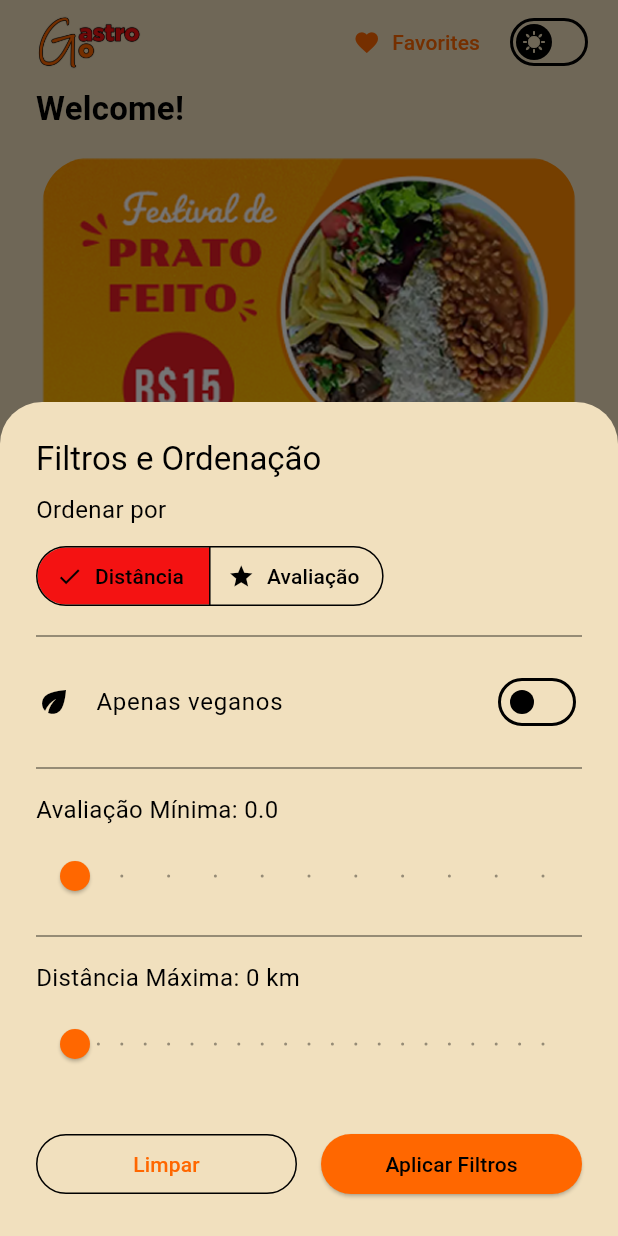
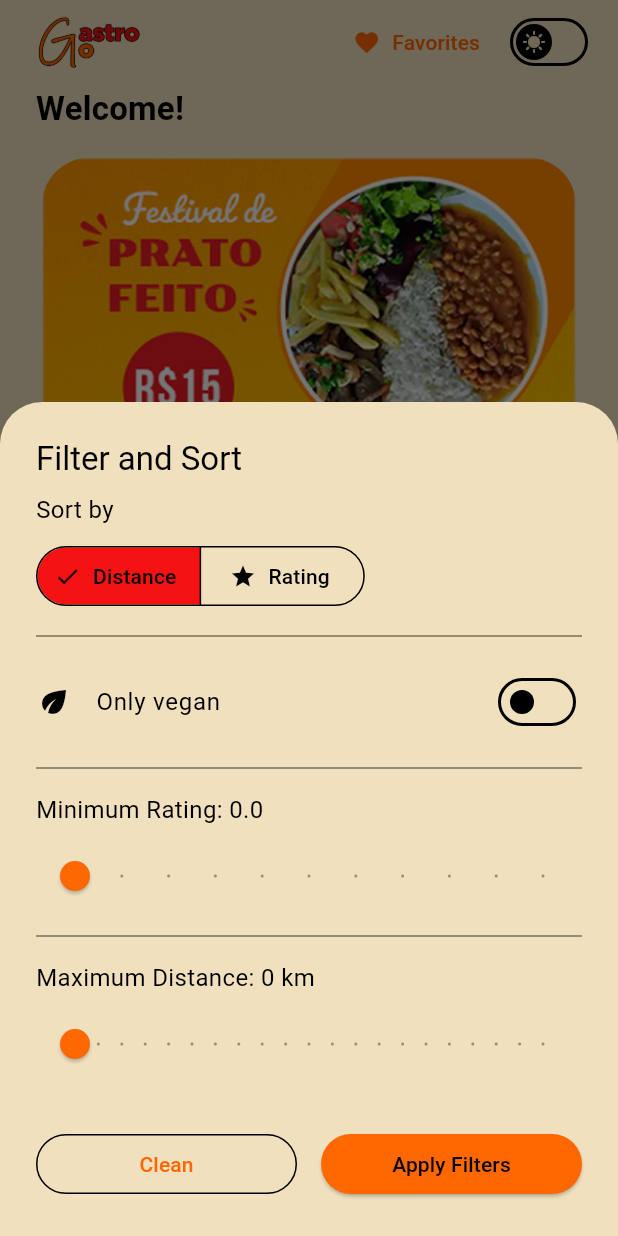
Before and after one commit to ricarthlima/flutter_gastro_go, a Flutter app: the screen it shows after launch, after a tap on "Let's go!", after a tap on the "filter list" icon, on a phone screen of 412 x 824 dp. Run offline on Flutter 3.47's test engine with Material 3 defaults, Android fonts, the phone set to English and light mode, and no system bars; drawn by our look-alikes of cached_network_image; our stand-ins replace flutter_mobx, get_it, go_router, lottie, mobx, objectbox and 2 more; generated files the repository leaves out were written again; network calls fail.

Commit message:
feat(accessibility): adicionados tooltips para acessibilidade

```diff
--- a/lib/features/dish/presentation/pages/dishes_screen.dart
+++ b/lib/features/dish/presentation/pages/dishes_screen.dart
@@ -113,6 +113,7 @@ class _DishesScreenState extends State<DishesScreen> {
                             widget.restaurant.id,
                           );
                         },
+                        tooltip: i18n.navFavorites,
                         icon: Icon(
                           isFavorite
                               ? Icons.favorite
@@ -144,6 +145,7 @@ class _DishesScreenState extends State<DishesScreen> {
                                     ? null
                                     : IconButton(
                                         icon: Icon(Icons.clear),
+                                        tooltip: i18n.clean,
                                         onPressed: () {
                                           _searchController.clear();
                                           store.setSearchQuery('');
@@ -164,7 +166,6 @@ class _DishesScreenState extends State<DishesScreen> {
                             ),
                             iconSize: 32,
                             tooltip: i18n.filterVeganDishes,
-
                             onPressed: () {
                               store.toggleVeganFilter(!store.filterVegan);
                             },
--- a/lib/features/dish/presentation/widgets/dish_widget.dart
+++ b/lib/features/dish/presentation/widgets/dish_widget.dart
@@ -82,6 +82,7 @@ class DishWidget extends StatelessWidget {
                             restaurantId: dish.restaurantId,
                           );
                         },
+                        tooltip: i18n.navFavorites,
                         icon: Icon(
                           isFavorite
                               ? Icons.favorite
--- a/lib/features/favorite/presentation/widgets/favorite_dish_widget.dart
+++ b/lib/features/favorite/presentation/widgets/favorite_dish_widget.dart
@@ -53,6 +53,7 @@ class FavoriteDishWidget extends StatelessWidget {
                             restaurantId: dish.restaurantId,
                           );
                         },
+                        tooltip: i18n.navFavorites,
                         icon: Icon(
                           isFavorite ? Icons.favorite : Icons.favorite_border,
                           color: isFavorite ? Colors.red : Colors.white,
--- a/lib/features/onboarding/presentation/pages/onboarding_screen.dart
+++ b/lib/features/onboarding/presentation/pages/onboarding_screen.dart
@@ -55,11 +55,14 @@ class OnboardingScreen extends StatelessWidget {
                     ),
                     SizedBox(
                       width: context.width,
-                      child: ElevatedButton(
-                        onPressed: () {
-                          context.goNamed(AppRouter.restaurants);
-                        },
-                        child: Text(i18n.onboardingCTA),
+                      child: Tooltip(
+                        message: i18n.onboardingCTA,
+                        child: ElevatedButton(
+                          onPressed: () {
+                            context.goNamed(AppRouter.restaurants);
+                          },
+                          child: Text(i18n.onboardingCTA),
+                        ),
                       ),
                     ),
                   ],
--- a/lib/features/restaurant/presentation/pages/restaurants_screen.dart
+++ b/lib/features/restaurant/presentation/pages/restaurants_screen.dart
@@ -122,6 +122,7 @@ class _RestaurantsScreenState extends State<RestaurantsScreen> {
                                     ? null
                                     : IconButton(
                                         icon: Icon(Icons.clear),
+                                        tooltip: i18n.clean,
                                         onPressed: () {
                                           _searchController.clear();
                                           onSearchChanged(
@@ -136,6 +137,7 @@ class _RestaurantsScreenState extends State<RestaurantsScreen> {
                           ),
                           IconButton(
                             icon: Icon(Icons.filter_list),
+                            tooltip: i18n.filterBy,
                             onPressed: _showFilterModal,
                           ),
                         ],
--- a/lib/features/restaurant/presentation/widgets/filter_bottom_sheet.dart
+++ b/lib/features/restaurant/presentation/widgets/filter_bottom_sheet.dart
@@ -1,5 +1,6 @@
 import 'package:flutter/material.dart';
 import 'package:flutter_gastro_go/features/restaurant/domain/usecases/sort_restaurants_usecase.dart';
+import 'package:flutter_gastro_go/l10n/app_localizations.dart';
 import '../models/restaurant_filter_model.dart';
 
 class FilterBottomSheet extends StatefulWidget {
@@ -29,6 +30,7 @@ class _FilterBottomSheetState extends State<FilterBottomSheet> {
 
   @override
   Widget build(BuildContext context) {
+    final i18n = AppLocalizations.of(context)!;
     return SafeArea(
       child: Container(
         padding: const EdgeInsets.all(24.0),
@@ -38,20 +40,22 @@ class _FilterBottomSheetState extends State<FilterBottomSheet> {
           spacing: 8,
           children: [
             Text(
-              "Filtros e Ordenação",
+              i18n.filterAndSort,
               style: Theme.of(context).textTheme.titleLarge,
             ),
-            Text("Ordenar por"),
+            Text(i18n.sortBy),
             SegmentedButton<SortType>(
-              segments: const [
+              segments: [
                 ButtonSegment(
                   value: SortType.byDistance,
-                  label: Text("Distância"),
+                  label: Text(i18n.distance),
+                  tooltip: i18n.distance,
                   icon: Icon(Icons.directions_walk),
                 ),
                 ButtonSegment(
                   value: SortType.byRating,
-                  label: Text("Avaliação"),
+                  label: Text(i18n.rating),
+                  tooltip: i18n.rating,
                   icon: Icon(Icons.star),
                 ),
               ],
@@ -65,8 +69,10 @@ class _FilterBottomSheetState extends State<FilterBottomSheet> {
               },
             ),
             Divider(),
-            SwitchListTile(
-              title: const Text("Apenas veganos"),
+            Tooltip(
+              message: i18n.onlyVegans,
+              child: SwitchListTile(
+                title: Text(i18n.onlyVegans),
                 value: _tempFilters.filterVegan,
                 contentPadding: EdgeInsets.zero,
                 secondary: Icon(Icons.eco),
@@ -76,9 +82,10 @@ class _FilterBottomSheetState extends State<FilterBottomSheet> {
                   });
                 },
               ),
+            ),
             Divider(),
             Text(
-              "Avaliação Mínima: ${_tempFilters.minRating.toStringAsFixed(1)}",
+              "${i18n.minimumRating}: ${_tempFilters.minRating.toStringAsFixed(1)}",
             ),
             Slider(
               value: _tempFilters.minRating,
@@ -94,7 +101,7 @@ class _FilterBottomSheetState extends State<FilterBottomSheet> {
             ),
             Divider(),
             Text(
-              "Distância Máxima: ${_tempFilters.maxDistance.toStringAsFixed(0)} km",
+              "${i18n.maximumDistance}: ${_tempFilters.maxDistance.toStringAsFixed(0)} km",
             ),
             Slider(
               value: _tempFilters.maxDistance,
@@ -113,17 +120,23 @@ class _FilterBottomSheetState extends State<FilterBottomSheet> {
               spacing: 16,
               children: [
                 Expanded(
+                  child: Tooltip(
+                    message: i18n.clean,
                     child: OutlinedButton(
                       onPressed: _clearModalFilters,
-                    child: const Text("Limpar"),
+                      child: Text(i18n.clean),
+                    ),
                   ),
                 ),
                 Expanded(
+                  child: Tooltip(
+                    message: i18n.applyFilters,
                     child: ElevatedButton(
-                    child: const Text("Aplicar Filtros"),
+                      child: Text(i18n.applyFilters),
                       onPressed: () {
                         Navigator.pop(context, _tempFilters);
                       },
+                    ),
                   ),
                 ),
               ],
--- a/lib/l10n/app_en.arb
+++ b/lib/l10n/app_en.arb
@@ -26,5 +26,11 @@
     "homeWelcome": "Welcome!",
     "homeCategoryCTA": "What are you craving?",
     "homeRestaurants": "Restaurants for you",
-    "homeSearchLabel": "What do you want to eat?"
+    "homeSearchLabel": "What do you want to eat?",
+    "clean": "Clean",
+    "filterAndSort": "Filter and Sort",
+    "onlyVegans": "Only vegan",
+    "minimumRating": "Minimum Rating",
+    "maximumDistance": "Maximum Distance",
+    "applyFilters": "Apply Filters"
 }
--- a/lib/l10n/app_localizations.dart
+++ b/lib/l10n/app_localizations.dart
@@ -259,6 +259,42 @@ abstract class AppLocalizations {
   /// In pt, this message translates to:
   /// **'O que você quer comer?'**
   String get homeSearchLabel;
+
+  /// No description provided for @clean.
+  ///
+  /// In pt, this message translates to:
+  /// **'Limpar'**
+  String get clean;
+
+  /// No description provided for @filterAndSort.
+  ///
+  /// In pt, this message translates to:
+  /// **'Filtros e ordenação'**
+  String get filterAndSort;
+
+  /// No description provided for @onlyVegans.
+  ///
+  /// In pt, this message translates to:
+  /// **'Apenas veganos'**
+  String get onlyVegans;
+
+  /// No description provided for @minimumRating.
+  ///
+  /// In pt, this message translates to:
+  /// **'Avaliação mínima'**
+  String get minimumRating;
+
+  /// No description provided for @maximumDistance.
+  ///
+  /// In pt, this message translates to:
+  /// **'Distância máxima'**
+  String get maximumDistance;
+
+  /// No description provided for @applyFilters.
+  ///
+  /// In pt, this message translates to:
+  /// **'Aplicar filtros'**
+  String get applyFilters;
 }
 
 class _AppLocalizationsDelegate
--- a/lib/l10n/app_localizations_en.dart
+++ b/lib/l10n/app_localizations_en.dart
@@ -89,4 +89,22 @@ class AppLocalizationsEn extends AppLocalizations {
 
   @override
   String get homeSearchLabel => 'What do you want to eat?';
+
+  @override
+  String get clean => 'Clean';
+
+  @override
+  String get filterAndSort => 'Filter and Sort';
+
+  @override
+  String get onlyVegans => 'Only vegan';
+
+  @override
+  String get minimumRating => 'Minimum Rating';
+
+  @override
+  String get maximumDistance => 'Maximum Distance';
+
+  @override
+  String get applyFilters => 'Apply Filters';
 }
--- a/lib/shared/widgets/restaurant_widget.dart
+++ b/lib/shared/widgets/restaurant_widget.dart
@@ -4,6 +4,7 @@ import 'package:flutter_gastro_go/core/constants/app_constants.dart';
 import 'package:flutter_gastro_go/core/theme/app_colors.dart';
 import 'package:flutter_gastro_go/features/restaurant/domain/entities/restaurant_dto.dart';
 import 'package:flutter_gastro_go/features/restaurant/presentation/widgets/restaurant_fallback_image_widget.dart';
+import 'package:flutter_gastro_go/l10n/app_localizations.dart';
 import 'package:flutter_gastro_go/shared/widgets/image_placeholder_widget.dart';
 import 'package:flutter_mobx/flutter_mobx.dart';
 import 'package:go_router/go_router.dart';
@@ -91,6 +92,7 @@ class RestaurantWidget extends StatelessWidget {
                   onPressed: () {
                     favoritesStore.toggleRestaurantFavorite(restaurant.id);
                   },
+                  tooltip: AppLocalizations.of(context)!.navFavorites,
                   icon: Icon(
                     isFavorite
                         ? Icons.favorite
```
Also changed, not shown: lib/l10n/app_localizations_pt.dart (+18 -0 lines), lib/l10n/app_pt.arb (+7 -1 lines), lib/shared/widgets/error_widget.dart (+6 -3 lines). Lines whose indentation alone changed are shown as unchanged.
